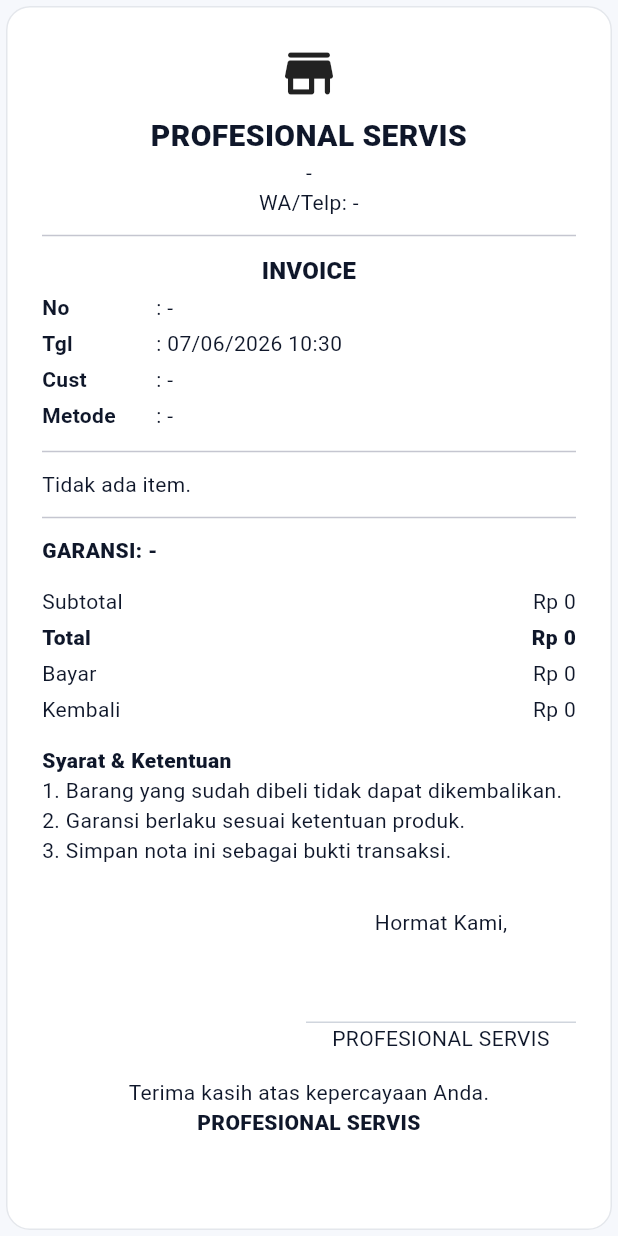
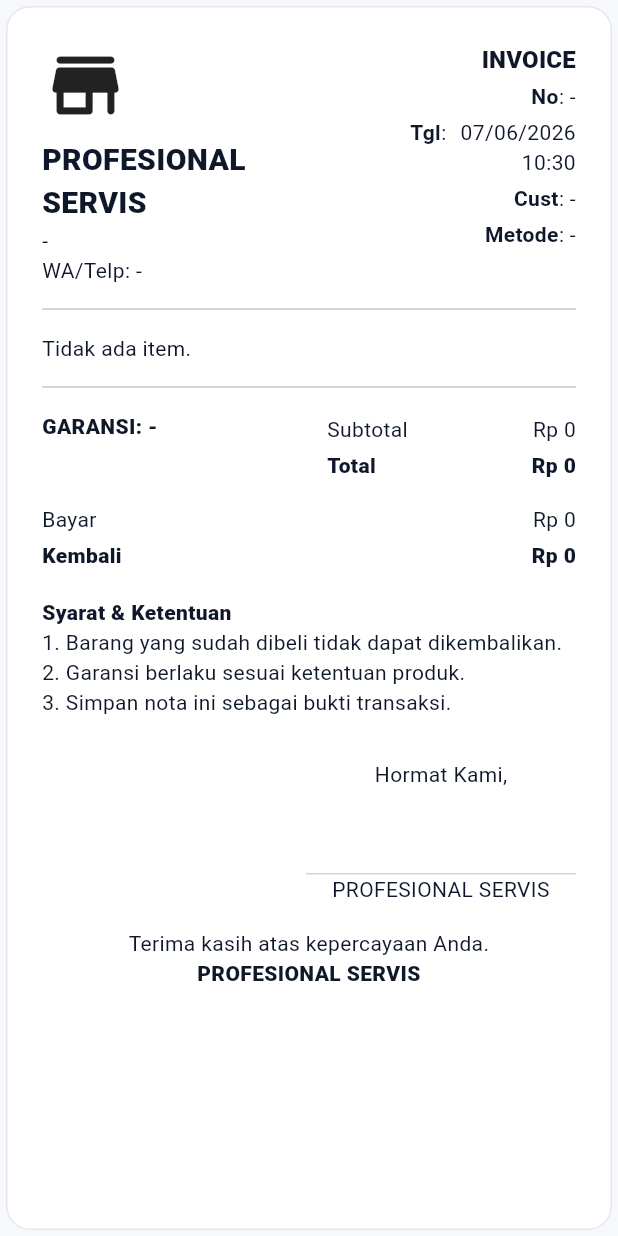
Before and after one commit to deevseek/profesional_mobile, a Flutter app: the ReceiptDocumentBuilder widget shown alone on an empty page, opened directly with empty values, on a phone screen of 412 x 824 dp. Run offline on Flutter 3.47's test engine with Material 3 defaults, Android fonts, the phone set to English and light mode, and no system bars; our stand-ins replace camera, dio, flutter_map, flutter_riverpod, flutter_secure_storage, freezed_annotation and 7 more; accounts and stored records are empty; network calls fail.

Commit message:
Use receipt endpoint for POS receipts

```diff
--- a/lib/features/pos/data/models/receipt_payload_model.dart
+++ b/lib/features/pos/data/models/receipt_payload_model.dart
@@ -5,13 +5,19 @@ class ReceiptPayloadModel {
   const ReceiptPayloadModel({
     required this.transaction,
     required this.store,
+    required this.warrantyTermLines,
+    required this.paymentMethodLabel,
   });
 
   final TransactionModel transaction;
-  final StoreReceiptModel store;
+  final ReceiptStoreModel store;
+  final List<String> warrantyTermLines;
+  final String paymentMethodLabel;
 
   factory ReceiptPayloadModel.fromJson(Map<String, dynamic> json) {
-    final data = unwrapDataMap(json);
+    final unwrapped = unwrapDataMap(json);
+    final receiptMap = parseMap(unwrapped['receipt']);
+    final data = receiptMap.isEmpty ? unwrapped : receiptMap;
     final transactionMap = parseMap(data['transaction']);
     final storeMap = parseMap(data['store']);
 
@@ -19,15 +25,42 @@ class ReceiptPayloadModel {
       throw const FormatException('Payload struk tidak memiliki data transaksi.');
     }
 
+    final transaction = TransactionModel.fromJson(transactionMap);
+    final paymentMethodLabel = parseString(
+      data['payment_method_label'] ?? data['paymentMethodLabel'] ?? data['payment_label'],
+    );
+
     return ReceiptPayloadModel(
-      transaction: TransactionModel.fromJson(transactionMap),
-      store: StoreReceiptModel.fromJson(storeMap),
+      transaction: transaction,
+      store: ReceiptStoreModel.fromJson(storeMap),
+      warrantyTermLines: _parseStringList(
+        data['warranty_term_lines'] ?? data['warrantyTermLines'] ?? data['warranty_terms'] ?? data['warranty'],
+      ),
+      paymentMethodLabel: paymentMethodLabel.isEmpty ? _fallbackPaymentMethodLabel(transaction.paymentMethod) : paymentMethodLabel,
     );
+  }
+
+  static List<String> _parseStringList(dynamic value) {
+    if (value is List) {
+      return value.map(parseString).where((entry) => entry.isNotEmpty).toList(growable: false);
+    }
+    final text = parseString(value);
+    if (text.isEmpty) return const <String>[];
+    return text
+        .split(RegExp(r'[\n]+'))
+        .map((entry) => entry.trim())
+        .where((entry) => entry.isNotEmpty)
+        .toList(growable: false);
+  }
+
+  static String _fallbackPaymentMethodLabel(String value) {
+    final normalized = value.trim().replaceAll('-', ' ');
+    return normalized.isEmpty ? '-' : normalized.toUpperCase();
   }
 }
 
-class StoreReceiptModel {
-  const StoreReceiptModel({
+class ReceiptStoreModel {
+  const ReceiptStoreModel({
     required this.name,
     required this.address,
     required this.phone,
@@ -36,6 +69,7 @@ class StoreReceiptModel {
     required this.npwpNumber,
     required this.hours,
     required this.logo,
+    required this.logoUrl,
   });
 
   final String name;
@@ -46,14 +80,18 @@ class StoreReceiptModel {
   final String npwpNumber;
   final String hours;
   final String logo;
+  final String logoUrl;
 
-  factory StoreReceiptModel.fromJson(Map<String, dynamic> json) {
+  String get effectiveLogoUrl => logoUrl.trim().isNotEmpty ? logoUrl.trim() : logo.trim();
+
+  factory ReceiptStoreModel.fromJson(Map<String, dynamic> json) {
     final bankAccountNumber = parseString(
       json['bank_account_number'] ?? json['bankAccountNumber'] ?? json['bank_account'] ?? json['rekening'],
     );
     final bankAccountNumbers = _parseBankAccountNumbers(json['bank_account_numbers'] ?? json['bankAccountNumbers']);
 
-    return StoreReceiptModel(
+    final logo = parseString(json['logo'] ?? json['store_logo'] ?? json['store_logo_path']);
+    return ReceiptStoreModel(
       name: parseString(json['name'] ?? json['store_name'], fallback: 'PROFESIONAL SERVIS'),
       address: parseString(json['address'] ?? json['store_address'], fallback: '-'),
       phone: parseString(json['phone'] ?? json['store_phone'], fallback: '-'),
@@ -63,7 +101,8 @@ class StoreReceiptModel {
           : bankAccountNumbers,
       npwpNumber: parseString(json['npwp_number'] ?? json['npwp'] ?? json['store_npwp']),
       hours: parseString(json['hours'] ?? json['store_hours']),
-      logo: parseString(json['logo'] ?? json['store_logo'] ?? json['store_logo_path']),
+      logo: logo,
+      logoUrl: parseString(json['logo_url'] ?? json['logoUrl'] ?? json['store_logo_url'], fallback: logo),
     );
   }
 
@@ -91,3 +130,5 @@ class StoreReceiptModel {
         .toList(growable: false);
   }
 }
+
+typedef StoreReceiptModel = ReceiptStoreModel;
--- a/lib/features/pos/presentation/receipt/receipt_document_builder.dart
+++ b/lib/features/pos/presentation/receipt/receipt_document_builder.dart
@@ -14,11 +14,12 @@ class ReceiptDocumentBuilder extends StatelessWidget {
 
   @override
   Widget build(BuildContext context) {
-    final transaction = payload.transaction;
-    final store = payload.store;
-    final textTheme = Theme.of(context).textTheme;
-    final customer = transaction.customer?.name ?? transaction.customerName;
-    final horizontalPadding = switch (format) {
+    final maxWidth = switch (format) {
+      ReceiptFormat.standard => 760.0,
+      ReceiptFormat.thermal80 => 360.0,
+      ReceiptFormat.thermal58 => 300.0,
+    };
+    final padding = switch (format) {
       ReceiptFormat.standard => 24.0,
       ReceiptFormat.thermal80 => 12.0,
       ReceiptFormat.thermal58 => 10.0,
@@ -26,7 +27,7 @@ class ReceiptDocumentBuilder extends StatelessWidget {
 
     return Center(
       child: ConstrainedBox(
-        constraints: BoxConstraints(maxWidth: isThermal ? (format == ReceiptFormat.thermal58 ? 300 : 360) : 720),
+        constraints: BoxConstraints(maxWidth: maxWidth),
         child: Card(
           elevation: 0,
           shape: RoundedRectangleBorder(
@@ -34,36 +35,10 @@ class ReceiptDocumentBuilder extends StatelessWidget {
             side: const BorderSide(color: Color(0xFFE4E7EC)),
           ),
           child: Padding(
-            padding: EdgeInsets.all(horizontalPadding),
+            padding: EdgeInsets.all(padding),
             child: DefaultTextStyle.merge(
               style: TextStyle(fontSize: isThermal ? (format == ReceiptFormat.thermal58 ? 11 : 12) : 14),
-              child: Column(
-                crossAxisAlignment: CrossAxisAlignment.stretch,
-                children: [
-                  _StoreHeader(store: store, isThermal: isThermal),
-                  const Divider(height: 24),
-                  Text('INVOICE', textAlign: TextAlign.center, style: textTheme.titleMedium?.copyWith(fontWeight: FontWeight.w900)),
-                  _InfoRow(label: 'No', value: transaction.invoiceNumber.isEmpty ? transaction.id : transaction.invoiceNumber),
-                  _InfoRow(label: 'Tgl', value: receiptDate(transaction.createdAt)),
-                  _InfoRow(label: 'Cust', value: customer.trim().isEmpty ? '-' : customer),
-                  _InfoRow(label: 'Metode', value: _paymentMethod(transaction)),
-                  const Divider(height: 24),
-                  _ItemTable(transaction: transaction, isThermal: isThermal),
-                  const Divider(height: 24),
-                  _WarrantySection(transaction: transaction),
-                  const SizedBox(height: 12),
-                  _SummarySection(transaction: transaction),
-                  const SizedBox(height: 12),
-                  const _TermsSection(),
-                  if (!isThermal) ...[
-                    const SizedBox(height: 28),
-                    _SignatureSection(store: store),
-                  ],
-                  const SizedBox(height: 16),
-                  const Text('Terima kasih atas kepercayaan Anda.', textAlign: TextAlign.center),
-                  Text(_storeName(store).toUpperCase(), textAlign: TextAlign.center, style: const TextStyle(fontWeight: FontWeight.w900)),
-                ],
-              ),
+              child: isThermal ? _ThermalReceipt(payload: payload) : _A4Receipt(payload: payload),
             ),
           ),
         ),
@@ -72,42 +47,146 @@ class ReceiptDocumentBuilder extends StatelessWidget {
   }
 }
 
-class _StoreHeader extends StatelessWidget {
-  const _StoreHeader({required this.store, required this.isThermal});
+class _A4Receipt extends StatelessWidget {
+  const _A4Receipt({required this.payload});
 
-  final StoreReceiptModel store;
-  final bool isThermal;
+  final ReceiptPayloadModel payload;
 
   @override
   Widget build(BuildContext context) {
-    final logo = store.logo.trim();
+    final transaction = payload.transaction;
     return Column(
-      crossAxisAlignment: CrossAxisAlignment.center,
+      crossAxisAlignment: CrossAxisAlignment.stretch,
+      children: [
+        Row(
+          crossAxisAlignment: CrossAxisAlignment.start,
+          children: [
+            Expanded(child: _StoreHeader(store: payload.store, centered: false, logoSize: 64)),
+            const SizedBox(width: 24),
+            Expanded(child: _InvoicePanel(payload: payload, alignRight: true)),
+          ],
+        ),
+        const Divider(height: 32),
+        _ItemTable(transaction: transaction, isThermal: false),
+        const Divider(height: 32),
+        Row(
+          crossAxisAlignment: CrossAxisAlignment.start,
+          children: [
+            Expanded(child: _WarrantySection(payload: payload)),
+            const SizedBox(width: 24),
+            Expanded(child: _SummarySection(transaction: transaction)),
+          ],
+        ),
+        const SizedBox(height: 12),
+        _MoneyRow(label: 'Bayar', value: transaction.paidAmount),
+        _MoneyRow(label: 'Kembali', value: transaction.changeAmount, strong: true),
+        const SizedBox(height: 16),
+        const _TermsSection(),
+        const SizedBox(height: 28),
+        _SignatureSection(store: payload.store),
+        const SizedBox(height: 16),
+        _Footer(store: payload.store),
+      ],
+    );
+  }
+}
+
+class _ThermalReceipt extends StatelessWidget {
+  const _ThermalReceipt({required this.payload});
+
+  final ReceiptPayloadModel payload;
+
+  @override
+  Widget build(BuildContext context) {
+    final transaction = payload.transaction;
+    return Column(
+      crossAxisAlignment: CrossAxisAlignment.stretch,
+      children: [
+        _StoreHeader(store: payload.store, centered: true, logoSize: 42),
+        const Divider(height: 24),
+        _InvoicePanel(payload: payload, centeredTitle: true),
+        const Divider(height: 24),
+        _ItemTable(transaction: transaction, isThermal: true),
+        const Divider(height: 24),
+        _SummarySection(transaction: transaction, includePaymentRows: true),
+        const SizedBox(height: 12),
+        _WarrantySection(payload: payload),
+        const SizedBox(height: 12),
+        const _TermsSection(),
+        const SizedBox(height: 16),
+        _Footer(store: payload.store),
+      ],
+    );
+  }
+}
+
+class _StoreHeader extends StatelessWidget {
+  const _StoreHeader({required this.store, required this.centered, required this.logoSize});
+
+  final ReceiptStoreModel store;
+  final bool centered;
+  final double logoSize;
+
+  @override
+  Widget build(BuildContext context) {
+    final logo = store.effectiveLogoUrl;
+    final alignment = centered ? CrossAxisAlignment.center : CrossAxisAlignment.start;
+    final textAlign = centered ? TextAlign.center : TextAlign.left;
+    return Column(
+      crossAxisAlignment: alignment,
       children: [
         if (logo.isNotEmpty)
           ClipRRect(
             borderRadius: BorderRadius.circular(8),
             child: Image.network(
               logo,
-              width: isThermal ? 42 : 58,
-              height: isThermal ? 42 : 58,
+              width: logoSize,
+              height: logoSize,
               fit: BoxFit.contain,
-              errorBuilder: (_, __, ___) => Icon(Icons.store_rounded, size: isThermal ? 36 : 42),
+              errorBuilder: (_, __, ___) => Icon(Icons.store_rounded, size: logoSize - 6),
             ),
           )
         else
-          Icon(Icons.store_rounded, size: isThermal ? 36 : 42),
+          Icon(Icons.store_rounded, size: logoSize - 6),
         const SizedBox(height: 6),
         Text(
           _storeName(store).toUpperCase(),
-          textAlign: TextAlign.center,
-          style: TextStyle(fontWeight: FontWeight.w900, fontSize: isThermal ? 16 : 20),
+          textAlign: textAlign,
+          style: TextStyle(fontWeight: FontWeight.w900, fontSize: centered ? 16 : 20),
         ),
-        Text(_safe(store.address), textAlign: TextAlign.center),
-        Text('WA/Telp: ${_safe(store.phone)}', textAlign: TextAlign.center),
-        if (store.hours.trim().isNotEmpty) Text('Jam: ${store.hours.trim()}', textAlign: TextAlign.center),
-        ...store.bankAccountNumbers.map((account) => Text('Rekening: $account', textAlign: TextAlign.center)),
-        if (store.npwpNumber.trim().isNotEmpty) Text('NPWP: ${store.npwpNumber.trim()}', textAlign: TextAlign.center),
+        Text(_safe(store.address), textAlign: textAlign),
+        Text('WA/Telp: ${_safe(store.phone)}', textAlign: textAlign),
+        if (store.hours.trim().isNotEmpty) Text('Jam: ${store.hours.trim()}', textAlign: textAlign),
+        ...store.bankAccountNumbers.map((account) => Text('Rekening: $account', textAlign: textAlign)),
+        if (store.npwpNumber.trim().isNotEmpty) Text('NPWP: ${store.npwpNumber.trim()}', textAlign: textAlign),
+      ],
+    );
+  }
+}
+
+class _InvoicePanel extends StatelessWidget {
+  const _InvoicePanel({required this.payload, this.alignRight = false, this.centeredTitle = false});
+
+  final ReceiptPayloadModel payload;
+  final bool alignRight;
+  final bool centeredTitle;
+
+  @override
+  Widget build(BuildContext context) {
+    final transaction = payload.transaction;
+    final customer = transaction.customer?.name ?? transaction.customerName;
+    return Column(
+      crossAxisAlignment: alignRight ? CrossAxisAlignment.end : CrossAxisAlignment.start,
+      children: [
+        Text(
+          'INVOICE',
+          textAlign: centeredTitle ? TextAlign.center : (alignRight ? TextAlign.right : TextAlign.left),
+          style: Theme.of(context).textTheme.titleMedium?.copyWith(fontWeight: FontWeight.w900),
+        ),
+        _InfoRow(label: 'No', value: transaction.invoiceNumber.isEmpty ? transaction.id : transaction.invoiceNumber, alignRight: alignRight),
+        _InfoRow(label: 'Tgl', value: receiptDate(transaction.createdAt), alignRight: alignRight),
+        _InfoRow(label: 'Cust', value: customer.trim().isEmpty ? '-' : customer, alignRight: alignRight),
+        _InfoRow(label: 'Metode', value: payload.paymentMethodLabel, alignRight: alignRight),
       ],
     );
   }
@@ -171,32 +250,38 @@ class _ItemTable extends StatelessWidget {
 }
 
 class _WarrantySection extends StatelessWidget {
-  const _WarrantySection({required this.transaction});
+  const _WarrantySection({required this.payload});
 
-  final TransactionModel transaction;
+  final ReceiptPayloadModel payload;
 
   @override
   Widget build(BuildContext context) {
-    final warrantyItems = transaction.items.where((item) => (item.product?.warrantyDays ?? 0) > 0).toList(growable: false);
-    if (warrantyItems.isEmpty) return const Text('GARANSI: -', style: TextStyle(fontWeight: FontWeight.w900));
+    final lines = payload.warrantyTermLines.isNotEmpty ? payload.warrantyTermLines : _fallbackWarrantyLines(payload.transaction);
+    if (lines.isEmpty) return const Text('GARANSI: -', style: TextStyle(fontWeight: FontWeight.w900));
     return Column(
       crossAxisAlignment: CrossAxisAlignment.start,
       children: [
         const Text('GARANSI', style: TextStyle(fontWeight: FontWeight.w900)),
-        ...warrantyItems.map((item) {
-          final days = item.product?.warrantyDays ?? 0;
-          final until = transaction.createdAt.add(Duration(days: days));
-          return Text('GARANSI ${item.name.toUpperCase()}: $days HARI, S/D ${receiptDateOnly(until)}');
-        }),
+        ...lines.map((line) => Text(line)),
       ],
     );
+  }
+
+  static List<String> _fallbackWarrantyLines(TransactionModel transaction) {
+    final warrantyItems = transaction.items.where((item) => (item.product?.warrantyDays ?? 0) > 0).toList(growable: false);
+    return warrantyItems.map((item) {
+      final days = item.product?.warrantyDays ?? 0;
+      final until = transaction.createdAt.add(Duration(days: days));
+      return 'GARANSI ${item.name.toUpperCase()}: $days HARI, S/D ${receiptDateOnly(until)}';
+    }).toList(growable: false);
   }
 }
 
 class _SummarySection extends StatelessWidget {
-  const _SummarySection({required this.transaction});
+  const _SummarySection({required this.transaction, this.includePaymentRows = false});
 
   final TransactionModel transaction;
+  final bool includePaymentRows;
 
   @override
   Widget build(BuildContext context) => Column(
@@ -205,8 +290,10 @@ class _SummarySection extends StatelessWidget {
           if (transaction.discount > 0) _MoneyRow(label: 'Diskon', value: -transaction.discount),
           if (transaction.taxAmount > 0) _MoneyRow(label: 'PPN / Pajak', value: transaction.taxAmount),
           _MoneyRow(label: 'Total', value: transaction.total, strong: true),
-          _MoneyRow(label: 'Bayar', value: transaction.paidAmount),
-          _MoneyRow(label: 'Kembali', value: transaction.changeAmount),
+          if (includePaymentRows) ...[
+            _MoneyRow(label: 'Bayar', value: transaction.paidAmount),
+            _MoneyRow(label: 'Kembali', value: transaction.changeAmount),
+          ],
         ],
       );
 }
@@ -229,7 +316,7 @@ class _TermsSection extends StatelessWidget {
 class _SignatureSection extends StatelessWidget {
   const _SignatureSection({required this.store});
 
-  final StoreReceiptModel store;
+  final ReceiptStoreModel store;
 
   @override
   Widget build(BuildContext context) => Row(
@@ -250,21 +337,37 @@ class _SignatureSection extends StatelessWidget {
       );
 }
 
+class _Footer extends StatelessWidget {
+  const _Footer({required this.store});
+
+  final ReceiptStoreModel store;
+
+  @override
+  Widget build(BuildContext context) => Column(
+        children: [
+          const Text('Terima kasih atas kepercayaan Anda.', textAlign: TextAlign.center),
+          Text(_storeName(store).toUpperCase(), textAlign: TextAlign.center, style: const TextStyle(fontWeight: FontWeight.w900)),
+        ],
+      );
+}
+
 class _InfoRow extends StatelessWidget {
-  const _InfoRow({required this.label, required this.value});
+  const _InfoRow({required this.label, required this.value, this.alignRight = false});
 
   final String label;
   final String value;
+  final bool alignRight;
 
   @override
   Widget build(BuildContext context) => Padding(
         padding: const EdgeInsets.symmetric(vertical: 2),
         child: Row(
           crossAxisAlignment: CrossAxisAlignment.start,
+          mainAxisAlignment: alignRight ? MainAxisAlignment.end : MainAxisAlignment.start,
           children: [
-            SizedBox(width: 76, child: Text(label, style: const TextStyle(fontWeight: FontWeight.w700))),
+            SizedBox(width: 76, child: Text(label, style: const TextStyle(fontWeight: FontWeight.w700), textAlign: alignRight ? TextAlign.right : TextAlign.left)),
             const Text(': '),
-            Expanded(child: Text(value.trim().isEmpty ? '-' : value.trim())),
+            Flexible(child: Text(value.trim().isEmpty ? '-' : value.trim(), textAlign: alignRight ? TextAlign.right : TextAlign.left)),
           ],
         ),
       );
@@ -289,10 +392,5 @@ class _MoneyRow extends StatelessWidget {
       );
 }
 
-String _paymentMethod(TransactionModel transaction) {
-  final method = transaction.paymentMethod.replaceAll('-', ' ').toUpperCase();
-  return method.trim().isEmpty ? '-' : method;
-}
-
 String _safe(String value) => value.trim().isEmpty ? '-' : value.trim();
-String _storeName(StoreReceiptModel store) => store.name.trim().isEmpty ? 'PROFESIONAL SERVIS' : store.name.trim();
+String _storeName(ReceiptStoreModel store) => store.name.trim().isEmpty ? 'PROFESIONAL SERVIS' : store.name.trim();
```
Also changed, not shown: lib/features/pos/presentation/pages/pos_placeholder_page.dart (+17 -20 lines), lib/features/pos/presentation/receipt/receipt_pdf_service.dart (+117 -67 lines).
